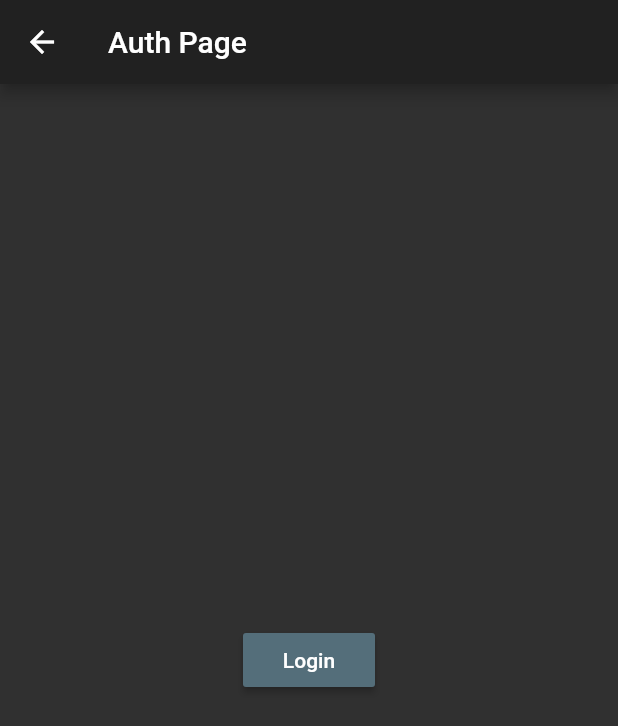
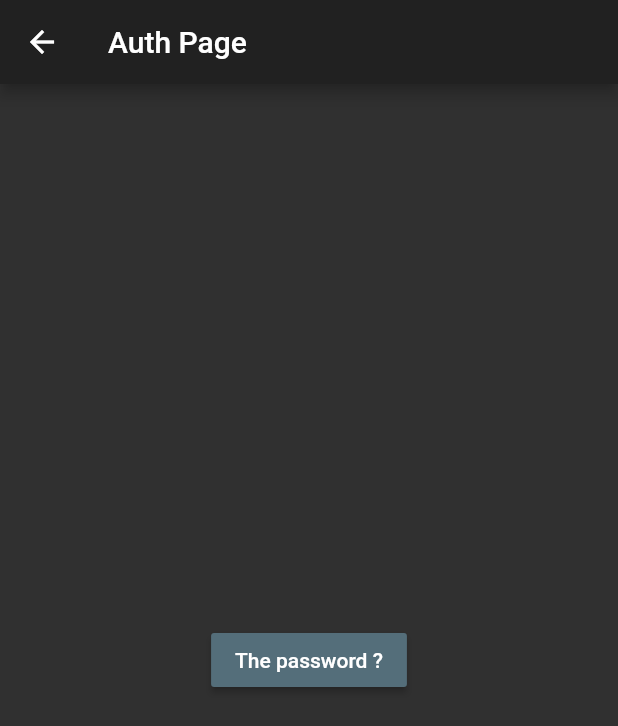
Before and after one commit to justmoo/flutter, a Flutter app: the AuthPage screen opened directly, on a phone screen of 412 x 824 dp. Shown: the top 726 px of the screen. Run offline on Flutter 3.47's test engine with Material 2 defaults, Android fonts, the phone set to English and light mode, and no system bars.

Commit message:
just testing

```diff
--- a/lib/pages/auth.dart
+++ b/lib/pages/auth.dart
@@ -10,7 +10,7 @@ class AuthPage extends StatelessWidget {
       ),
       body: Center(
         child: RaisedButton(
-          child:  Text('Login'),
+          child:  Text('The password ?'),
           onPressed: () {
             Navigator.pushReplacementNamed(context, '/'
              );
```
